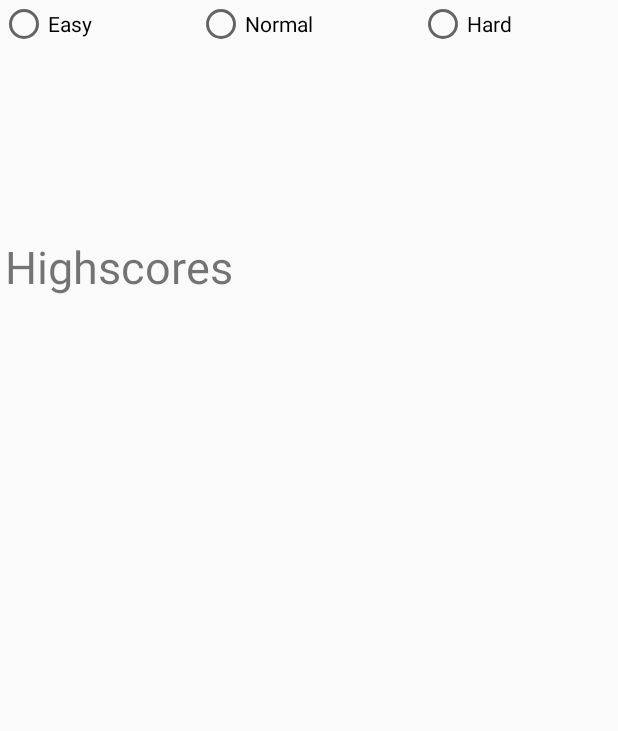
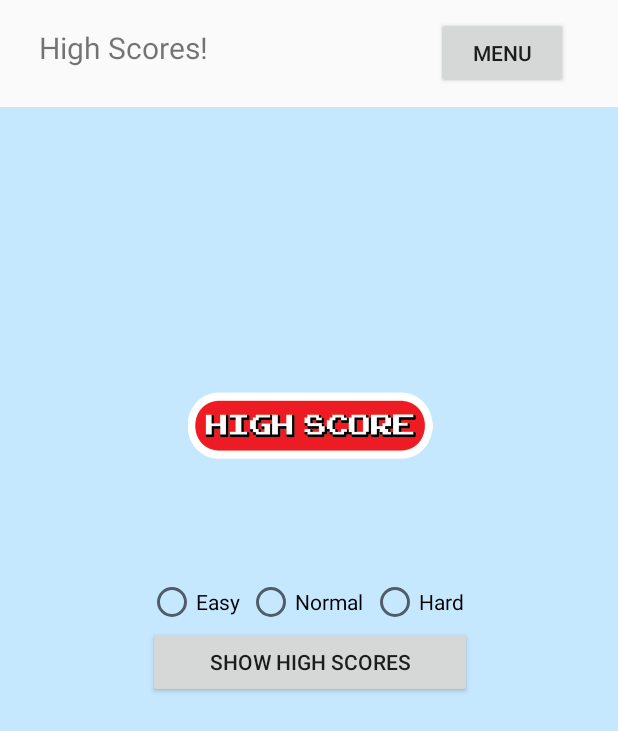
Before and after one commit to dclaxton/4020_final, an Android app: the HighScoreActivity screen opened directly, with no data from a screen before it, on a phone screen of 412 x 824 dp. Shown: the top 731 px of the screen. Run offline under Robolectric (Android 15) with nearby library versions, the phone set to English and light mode, and no system bars.

Commit message:
Updated High Score layout

```diff
--- a/app/src/main/res/layout/activity_credits.xml
+++ b/app/src/main/res/layout/activity_credits.xml
@@ -19,14 +19,26 @@
             android:layout_marginStart="8dp"
             android:layout_marginBottom="8dp"
             android:padding="10dp"
-            android:text="@string/welcome_msg"
+            android:text="@string/credits_msg"
             android:textSize="20sp"
             app:layout_constraintBottom_toBottomOf="parent"
             app:layout_constraintStart_toStartOf="parent" />
+
+        <Button
+            android:id="@+id/menu_button"
+            android:layout_width="wrap_content"
+            android:layout_height="wrap_content"
+            android:layout_alignParentEnd="true"
+            android:layout_marginBottom="4dp"
+            android:text="@string/menu"
+            app:layout_constraintBottom_toBottomOf="parent"
+            app:layout_constraintEnd_toEndOf="parent"
+            app:layout_constraintHorizontal_bias="0.928"
+            app:layout_constraintStart_toEndOf="@+id/app_title_text_view" />
     </androidx.constraintlayout.widget.ConstraintLayout>
 
     <ScrollView
-        android:id="@+id/menu_scroll_view"
+        android:id="@+id/credits_scroll_view"
         android:layout_width="match_parent"
         android:layout_height="match_parent"
         android:background="#FFD7D7">
--- a/app/src/main/res/layout/activity_highscores.xml
+++ b/app/src/main/res/layout/activity_highscores.xml
@@ -1,62 +1,124 @@
 <?xml version="1.0" encoding="utf-8"?>
-<androidx.constraintlayout.widget.ConstraintLayout
-    xmlns:android="http://schemas.android.com/apk/res/android"
+<LinearLayout xmlns:android="http://schemas.android.com/apk/res/android"
 xmlns:app="http://schemas.android.com/apk/res-auto"
 xmlns:tools="http://schemas.android.com/tools"
 android:layout_width="match_parent"
-    android:layout_height="match_parent">
+android:layout_height="match_parent"
+android:orientation="vertical"
+tools:context="edu.apsu.csci.final_4020.activities.HighScoreActivity">
+
+<androidx.constraintlayout.widget.ConstraintLayout
+    android:layout_width="match_parent"
+    android:layout_height="wrap_content"
+    android:padding="8dp">
+
+    <TextView
+        android:id="@+id/app_title_text_view"
+        android:layout_width="wrap_content"
+        android:layout_height="wrap_content"
+        android:layout_marginStart="8dp"
+        android:layout_marginBottom="8dp"
+        android:padding="10dp"
+        android:text="@string/highscore_msg"
+        android:textSize="20sp"
+        app:layout_constraintBottom_toBottomOf="parent"
+        app:layout_constraintStart_toStartOf="parent" />
+
+    <Button
+        android:id="@+id/menu_button"
+        android:layout_width="wrap_content"
+        android:layout_height="wrap_content"
+        android:layout_alignParentEnd="true"
+        android:layout_marginBottom="4dp"
+        android:text="@string/menu"
+        app:layout_constraintBottom_toBottomOf="parent"
+        app:layout_constraintEnd_toEndOf="parent"
+        app:layout_constraintHorizontal_bias="0.849"
+        app:layout_constraintStart_toEndOf="@+id/app_title_text_view" />
+</androidx.constraintlayout.widget.ConstraintLayout>
+
+<ScrollView
+    android:id="@+id/highscore_scroll_view"
+    android:layout_width="match_parent"
+    android:layout_height="match_parent"
+    android:background="#C6E8FF">
+
+    <LinearLayout
+        android:layout_width="match_parent"
+        android:layout_height="wrap_content"
+        android:layout_gravity="center"
+        android:orientation="horizontal">
+
+        <View
+            android:layout_width="match_parent"
+            android:layout_height="match_parent"
+            android:layout_weight=".16" />
+
+        <LinearLayout
+            android:layout_width="match_parent"
+            android:layout_height="match_parent"
+            android:layout_weight=".1"
+            android:orientation="vertical">
+
+            <ImageView
+                android:id="@+id/logo_image_view"
+                android:layout_width="match_parent"
+                android:layout_height="163dp"
+                android:layout_marginBottom="20dp"
+                android:contentDescription="@string/quiz_logo"
+                app:srcCompat="@drawable/highscore" />
 
             <RadioGroup
                 android:id="@+id/difficulty_rg"
                 android:layout_width="match_parent"
                 android:layout_height="wrap_content"
-        android:orientation="horizontal"
-        app:layout_constraintEnd_toEndOf="parent"
-        app:layout_constraintStart_toStartOf="parent"
-        app:layout_constraintTop_toTopOf="parent">
+                android:orientation="horizontal">
 
                 <RadioButton
-            android:id="@+id/easy_rb"
+                    android:id="@+id/easy_highscore_rb"
                     android:layout_width="wrap_content"
                     android:layout_height="wrap_content"
                     android:layout_weight="1"
                     android:text="@string/easy" />
 
                 <RadioButton
-            android:id="@+id/normal_rb"
+                    android:id="@+id/normal_highscore_rb"
                     android:layout_width="wrap_content"
                     android:layout_height="wrap_content"
                     android:layout_weight="1"
                     android:text="@string/normal" />
 
                 <RadioButton
-            android:id="@+id/hard_rb"
+                    android:id="@+id/hard__highscore_rb"
                     android:layout_width="wrap_content"
                     android:layout_height="wrap_content"
                     android:layout_weight="1"
                     android:text="@string/hard" />
             </RadioGroup>
 
-    <ScrollView
-        android:id="@+id/scrollviewhighscore"
-        android:layout_width="405dp"
-        android:layout_height="541dp"
-        app:layout_constraintBottom_toBottomOf="parent"
-        app:layout_constraintEnd_toEndOf="parent"
-        app:layout_constraintStart_toStartOf="parent"
-        app:layout_constraintTop_toBottomOf="@+id/difficulty_rg">
-
-        <LinearLayout
+            <Button
+                android:id="@+id/show_highscore_button"
                 android:layout_width="match_parent"
                 android:layout_height="wrap_content"
-            android:orientation="vertical">
+                android:text="@string/show_high_scores" />
 
             <TextView
-                android:id="@+id/textViewhighscore"
+                android:id="@+id/highscore_tv"
                 android:layout_width="match_parent"
                 android:layout_height="wrap_content"
-                android:text="Highscores"
-                android:textSize="30sp" />
+                android:textSize="20sp" />
+
+            <View
+                android:layout_width="match_parent"
+                android:layout_height="200dp" />
+
+        </LinearLayout>
+
+        <View
+            android:layout_width="match_parent"
+            android:layout_height="match_parent"
+            android:layout_weight=".16" />
     </LinearLayout>
 </ScrollView>
-</androidx.constraintlayout.widget.ConstraintLayout>
+
+</LinearLayout>
--- a/app/src/main/res/layout/activity_quiz.xml
+++ b/app/src/main/res/layout/activity_quiz.xml
@@ -38,7 +38,7 @@
     </androidx.constraintlayout.widget.ConstraintLayout>
 
     <ScrollView
-        android:id="@+id/menu_scroll_view"
+        android:id="@+id/quiz_scroll_view"
         android:layout_width="match_parent"
         android:layout_height="match_parent"
         android:background="#C1FFD0">
--- a/app/src/main/res/values/strings.xml
+++ b/app/src/main/res/values/strings.xml
@@ -19,4 +19,7 @@
     <string name="submit">Submit</string>
     <string name="how_far_can_you_go">How far can you go?</string>
     <string name="category">Category: %1$s</string>
+    <string name="highscore_msg">High Scores!</string>
+    <string name="show_high_scores">Show High Scores</string>
+    <string name="credits_msg">Credits</string>
 </resources>
--- a/app/src/main/res/values/styles.xml
+++ b/app/src/main/res/values/styles.xml
@@ -1,5 +1,4 @@
 <resources>
-
     <!-- Base application theme. -->
     <style name="AppTheme" parent="Theme.AppCompat.Light.DarkActionBar">
         <!-- Customize your theme here. -->
@@ -7,5 +6,4 @@
         <item name="colorPrimaryDark">@color/colorPrimaryDark</item>
         <item name="colorAccent">@color/colorAccent</item>
     </style>
-
 </resources>
```
Also changed, not shown: app/src/main/res/drawable/highscore.png (added). Lines whose indentation alone changed are shown as unchanged.
